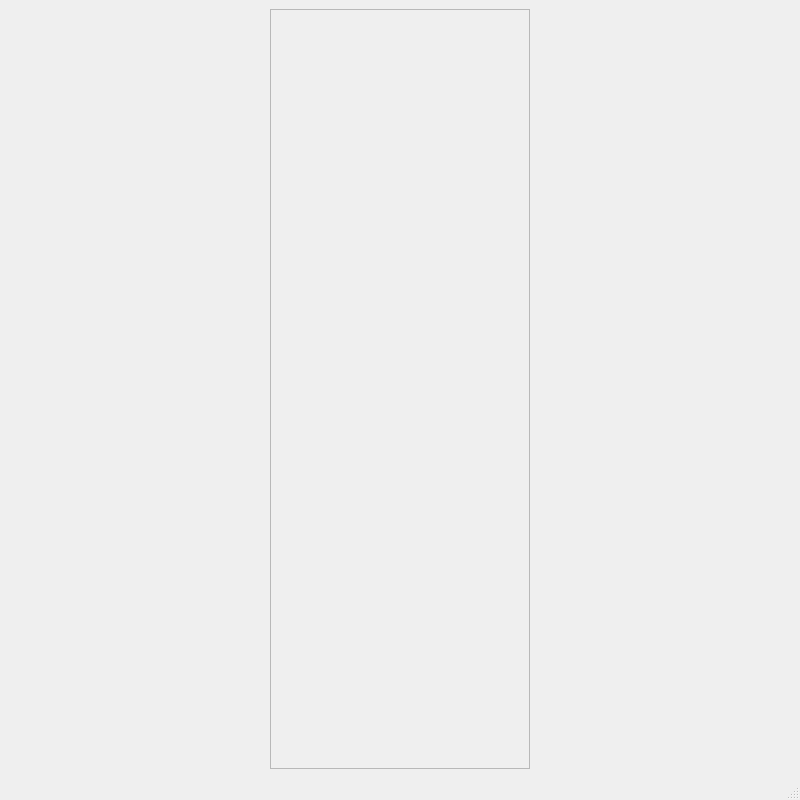
Above: slide_analysis/UI/view/main_layout.ui from Vozf/full-slide-image-analysis before the change. Below: the same form after it.
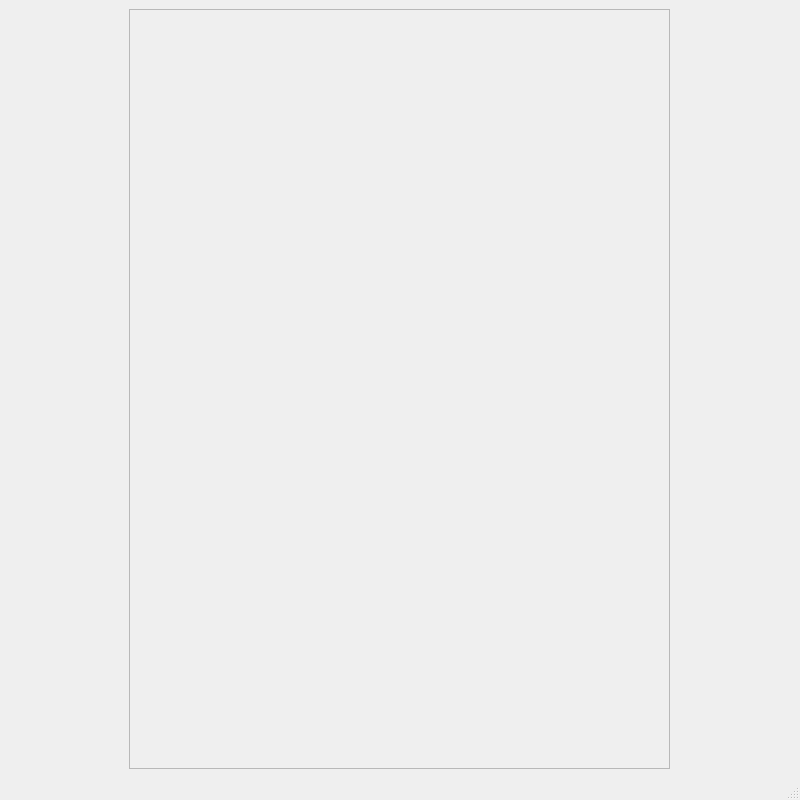
That is the form after the change.

```diff
--- a/slide_analysis/UI/view/main_layout.ui
+++ b/slide_analysis/UI/view/main_layout.ui
@@ -17,9 +17,15 @@
    <layout class="QHBoxLayout" name="horizontalLayout">
     <item>
      <widget class="QScrollArea" name="topImagesScrollArea">
+      <property name="minimumSize">
+       <size>
+        <width>535</width>
+        <height>0</height>
+       </size>
+      </property>
       <property name="maximumSize">
        <size>
-        <width>260</width>
+        <width>541</width>
         <height>16777215</height>
        </size>
       </property>
@@ -31,7 +37,7 @@
         <rect>
          <x>0</x>
          <y>0</y>
-         <width>258</width>
+         <width>539</width>
          <height>736</height>
         </rect>
        </property>
```
Left out of the diff: 6 changed lines with no effect on the pictures.
